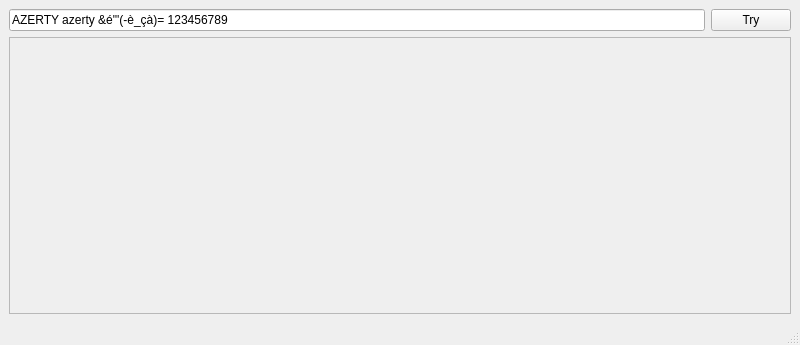
Qt form mainwindowbase.ui (lbaudouin/FontInstaller) before a commit.
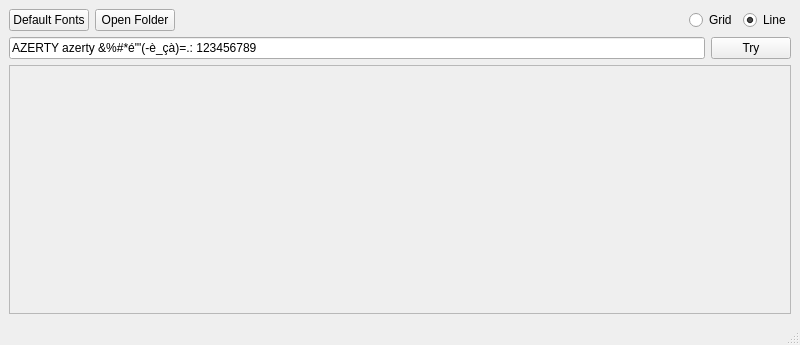
The same form after that commit.

```diff
--- a/mainwindowbase.ui
+++ b/mainwindowbase.ui
@@ -22,16 +22,68 @@
      <number>9</number>
     </property>
     <item>
-     <layout class="QHBoxLayout" name="horizontalLayout">
+     <layout class="QHBoxLayout" name="chooseLayout">
+      <item>
+       <widget class="QPushButton" name="buttonDefault">
+        <property name="text">
+         <string>Default Fonts</string>
+        </property>
+       </widget>
+      </item>
+      <item>
+       <widget class="QPushButton" name="buttonFolder">
+        <property name="text">
+         <string>Open Folder</string>
+        </property>
+       </widget>
+      </item>
+      <item>
+       <spacer name="horizontalSpacer">
+        <property name="orientation">
+         <enum>Qt::Horizontal</enum>
+        </property>
+        <property name="sizeHint" stdset="0">
+         <size>
+          <width>40</width>
+          <height>20</height>
+         </size>
+        </property>
+       </spacer>
+      </item>
+      <item>
+       <layout class="QHBoxLayout" name="horizontalLayout_4">
+        <item>
+         <widget class="QRadioButton" name="radioGrid">
+          <property name="text">
+           <string>Grid</string>
+          </property>
+         </widget>
+        </item>
+        <item>
+         <widget class="QRadioButton" name="radioLine">
+          <property name="text">
+           <string>Line</string>
+          </property>
+          <property name="checked">
+           <bool>true</bool>
+          </property>
+         </widget>
+        </item>
+       </layout>
+      </item>
+     </layout>
+    </item>
+    <item>
+     <layout class="QHBoxLayout" name="textLayout">
       <item>
        <widget class="QLineEdit" name="lineEdit">
         <property name="text">
-         <string>AZERTY azerty &amp;é&quot;'(-è_çà)= 123456789</string>
+         <string>AZERTY azerty &amp;%#*é&quot;'(-è_çà)=.: 123456789</string>
         </property>
        </widget>
       </item>
       <item>
-       <widget class="QPushButton" name="pushButton">
+       <widget class="QPushButton" name="buttonTry">
         <property name="text">
          <string>Try</string>
         </property>
@@ -50,7 +102,7 @@
          <x>0</x>
          <y>0</y>
          <width>780</width>
-         <height>268</height>
+         <height>225</height>
         </rect>
        </property>
       </widget>
```
Left out of the diff: 3 changed lines with no effect on the pictures.
